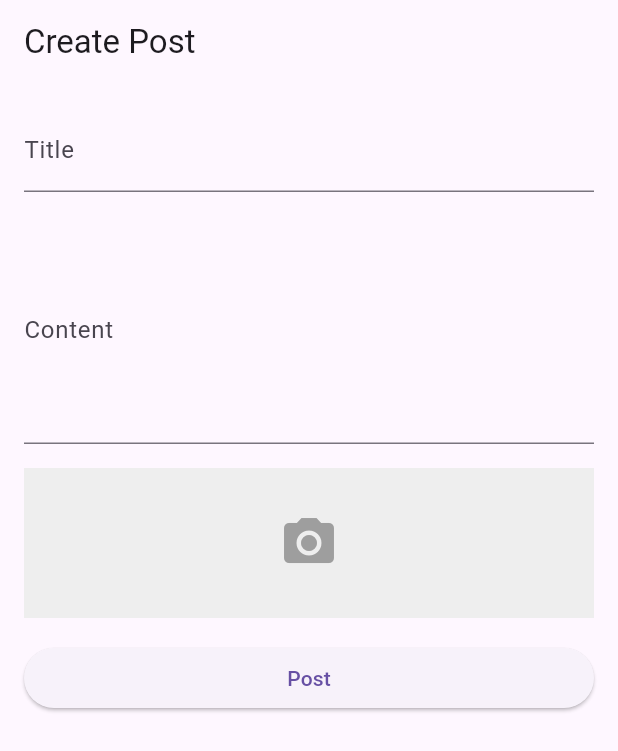
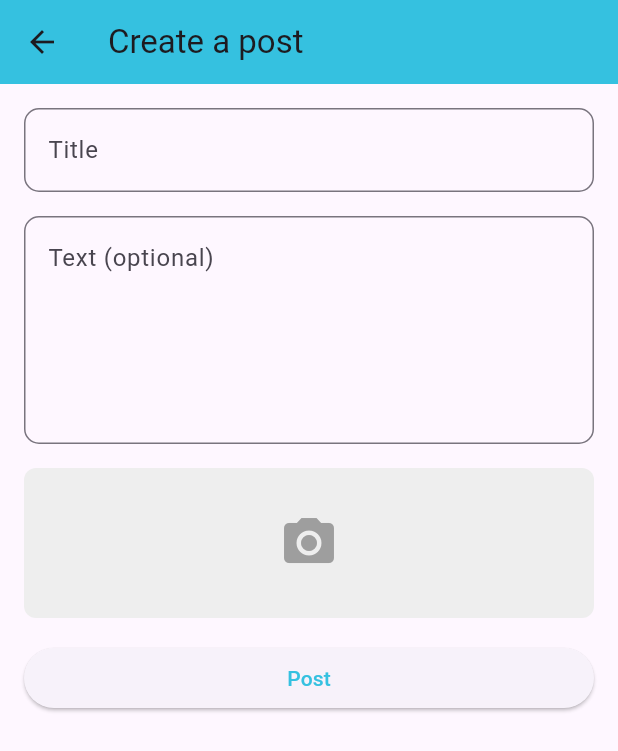
Before and after one commit to PWira/tugas_mandiri_pcs, a Flutter app: the screen it shows after launch, on a phone screen of 412 x 824 dp. Shown: the top 751 px of the screen. Run offline on Flutter 3.47's test engine with Material 3 defaults, Android fonts, the phone set to English and light mode, and no system bars; our stand-ins replace google_fonts, image_picker.

Commit message:
fix design

```diff
--- a/lib/post.dart
+++ b/lib/post.dart
@@ -2,6 +2,7 @@ import 'dart:convert';
 import 'dart:io';
 
 import 'package:flutter/material.dart';
+import 'package:google_fonts/google_fonts.dart';
 import 'package:http/http.dart' as http;
 import 'package:image_picker/image_picker.dart';
 
@@ -47,6 +48,11 @@ class MyApp extends StatelessWidget {
   @override
   Widget build(BuildContext context) {
     return MaterialApp(
+      theme: ThemeData(
+        textTheme: GoogleFonts.poppinsTextTheme(),
+        primarySwatch: Colors.blue,
+      ),
+
       home: PostPage(),
     );
   }
@@ -66,8 +72,16 @@ class _PostPageState extends State<PostPage> {
   Widget build(BuildContext context) {
     return Scaffold(
       appBar: AppBar(
-        title: Text('Create Post'),
+        title: Text('Create a post'),
+        leading: IconButton(
+          icon: Icon(Icons.arrow_back),
+          onPressed: () {
+            Navigator.of(context).pop();
+          },
         ),
+        backgroundColor: Color.fromRGBO(53, 193, 224, 1.0),
+      ),
+
       body: Padding(
         padding: const EdgeInsets.all(16.0),
         child: Column(
@@ -77,7 +91,16 @@ class _PostPageState extends State<PostPage> {
             TextFormField(
               controller: _titleController,
               decoration: InputDecoration(
-                labelText: 'Title',
+                border: OutlineInputBorder(
+                  borderRadius: BorderRadius.circular(10.0),
+                  borderSide: BorderSide(color: Color.fromRGBO(53, 193, 224, 1.0),),
+                ),
+                focusedBorder: OutlineInputBorder(
+                  borderRadius: BorderRadius.circular(10.0),
+                  borderSide: BorderSide(color: Color.fromRGBO(53, 193, 224, 1.0),),
+                ),
+
+                hintText: 'Title',
               ),
             ),
             SizedBox(height: 16.0),
@@ -87,7 +110,15 @@ class _PostPageState extends State<PostPage> {
               controller: _contentController,
               maxLines: 5,
               decoration: InputDecoration(
-                labelText: 'Content',
+                border: OutlineInputBorder(
+                  borderRadius: BorderRadius.circular(10.0),
+                  borderSide: BorderSide(color: Color.fromRGBO(53, 193, 224, 1.0),),
+                ),
+                focusedBorder: OutlineInputBorder(
+                  borderRadius: BorderRadius.circular(10.0),
+                  borderSide: BorderSide(color: Color.fromRGBO(53, 193, 224, 1.0),),
+                ),
+                hintText: 'Text (optional)',
               ),
             ),
             SizedBox(height: 16.0),
@@ -104,19 +135,31 @@ class _PostPageState extends State<PostPage> {
               },
               child: Container(
                 height: 100.0,
+                decoration: BoxDecoration(
+                  borderRadius: BorderRadius.circular(8.0),
                   color: Colors.grey[200],
+                ),
                 child: Center(
                   child: _image == null
-                      ? Icon(
+                      ? Container(
+                          decoration: BoxDecoration(
+                            borderRadius: BorderRadius.circular(8.0),
+                          ),
+                          padding: EdgeInsets.all(16.0),
+                          child: Icon(
                             Icons.camera_alt,
                             size: 40.0,
                             color: Colors.grey,
+                          ),
                         )
-                      : Image.file(
+                      : ClipRRect(
+                          borderRadius: BorderRadius.circular(8.0),
+                          child: Image.file(
                             _image!,
                             height: 100.0,
                             width: 100.0,
                             fit: BoxFit.cover,
+                          ),
                         ),
                 ),
               ),
@@ -128,7 +171,12 @@ class _PostPageState extends State<PostPage> {
               onPressed: () {
                 _post();
               },
-              child: Text('Post'),
+              child: Text(
+                'Post',
+                style: TextStyle(
+                  color: Color.fromRGBO(53, 193, 224, 1.0),
+                ),
+              ),
             ),
           ],
         ),
--- a/pubspec.yaml
+++ b/pubspec.yaml
@@ -9,6 +9,8 @@ environment:
 dependencies:
   flutter:
     sdk: flutter
+
+  google_fonts: ^2.1.0
   cupertino_icons: ^1.0.2
   image_picker: ^0.8.5
   get: any
```
Also changed, not shown: pubspec.lock, 1 other file. Lines whose indentation alone changed are shown as unchanged.
